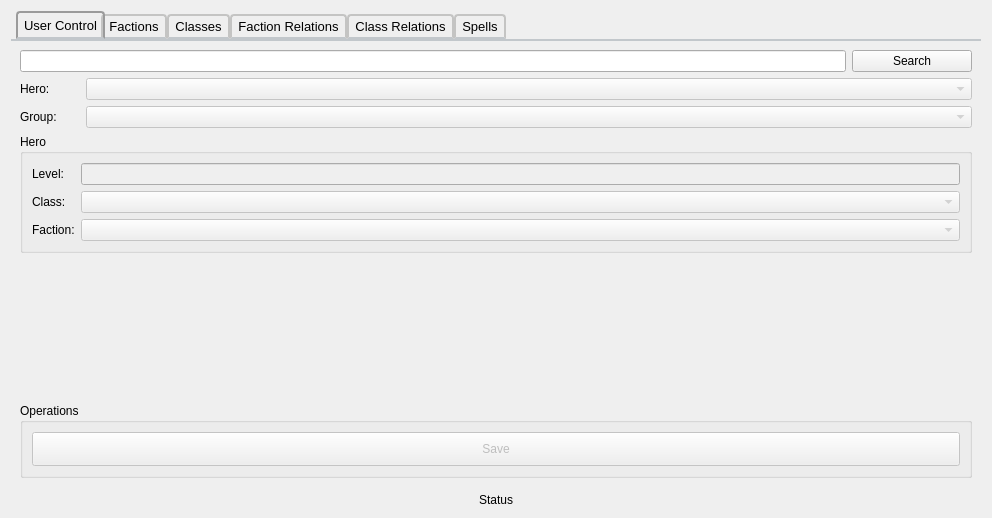
Above: admincontrolform.ui from SpaceWind/battle_progress_client before the change. Below: the same form after it.
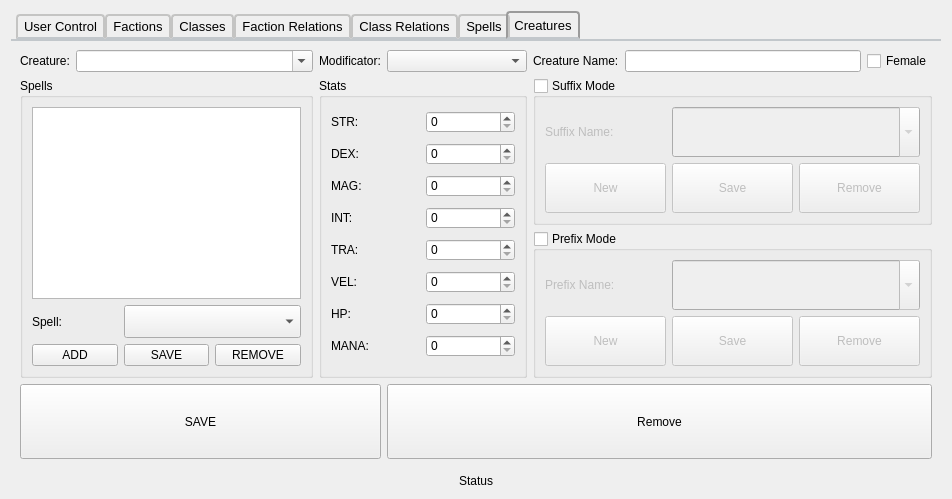
That is the form after the change. The open tabs and pages were chosen to show the change. Icons and pictures are not drawn.

Commit message: debugging spells and created empty form for creatures saving

What changed in the file:
```diff
--- a/admincontrolform.ui
+++ b/admincontrolform.ui
@@ -6,17 +6,25 @@
    <rect>
     <x>0</x>
     <y>0</y>
-    <width>992</width>
-    <height>518</height>
+    <width>952</width>
+    <height>499</height>
    </rect>
   </property>
   <property name="windowTitle">
    <string>Form</string>
   </property>
-  <layout class="QVBoxLayout" name="verticalLayout_2">
-   <item>
-    <layout class="QHBoxLayout" name="horizontalLayout">
-     <item>
+  <layout class="QGridLayout" name="gridLayout_11">
+   <item row="1" column="0">
+    <widget class="QLabel" name="status_label">
+     <property name="text">
+      <string>Status</string>
+     </property>
+     <property name="alignment">
+      <set>Qt::AlignCenter</set>
+     </property>
+    </widget>
+   </item>
+   <item row="0" column="0">
       <widget class="QTabWidget" name="tabWidget">
        <property name="font">
         <font>
@@ -1189,20 +1197,602 @@
            </property>
           </widget>
          </item>
-        </layout>
-       </widget>
-      </widget>
-     </item>
-    </layout>
-   </item>
-   <item>
-    <widget class="QLabel" name="status_label">
+       <item row="8" column="0">
+        <widget class="QPushButton" name="pushButton_19">
+         <property name="text">
+          <string>Save</string>
+         </property>
+         <property name="icon">
+          <iconset resource="main.qrc">
+           <normaloff>:/assets/save.png</normaloff>:/assets/save.png</iconset>
+         </property>
+         <property name="iconSize">
+          <size>
+           <width>48</width>
+           <height>48</height>
+          </size>
+         </property>
+        </widget>
+       </item>
+       <item row="8" column="1" colspan="2">
+        <widget class="QPushButton" name="pushButton_17">
+         <property name="text">
+          <string>Remove</string>
+         </property>
+         <property name="icon">
+          <iconset resource="main.qrc">
+           <normaloff>:/assets/delete.ico</normaloff>:/assets/delete.ico</iconset>
+         </property>
+         <property name="iconSize">
+          <size>
+           <width>48</width>
+           <height>48</height>
+          </size>
+         </property>
+        </widget>
+       </item>
+      </layout>
+     </widget>
+     <widget class="QWidget" name="tab_6">
+      <attribute name="title">
+       <string>Creatures</string>
+      </attribute>
+      <layout class="QGridLayout" name="gridLayout_10">
+       <item row="2" column="0" rowspan="2" colspan="2">
+        <widget class="QGroupBox" name="groupBox_9">
+         <property name="title">
+          <string>Spells</string>
+         </property>
+         <layout class="QGridLayout" name="gridLayout_12">
+          <item row="3" column="0">
+           <widget class="QPushButton" name="pushButton_20">
+            <property name="sizePolicy">
+             <sizepolicy hsizetype="Minimum" vsizetype="Preferred">
+              <horstretch>0</horstretch>
+              <verstretch>0</verstretch>
+             </sizepolicy>
+            </property>
+            <property name="text">
+             <string>ADD</string>
+            </property>
+            <property name="icon">
+             <iconset resource="main.qrc">
+              <normaloff>:/assets/create.png</normaloff>:/assets/create.png</iconset>
+            </property>
+            <property name="iconSize">
+             <size>
+              <width>48</width>
+              <height>48</height>
+             </size>
+            </property>
+           </widget>
+          </item>
+          <item row="1" column="0">
+           <widget class="QLabel" name="label_36">
+            <property name="text">
+             <string>Spell:</string>
+            </property>
+           </widget>
+          </item>
+          <item row="3" column="1">
+           <widget class="QPushButton" name="pushButton_21">
+            <property name="sizePolicy">
+             <sizepolicy hsizetype="Minimum" vsizetype="Expanding">
+              <horstretch>0</horstretch>
+              <verstretch>0</verstretch>
+             </sizepolicy>
+            </property>
+            <property name="text">
+             <string>SAVE</string>
+            </property>
+            <property name="icon">
+             <iconset resource="main.qrc">
+              <normaloff>:/assets/save.png</normaloff>:/assets/save.png</iconset>
+            </property>
+            <property name="iconSize">
+             <size>
+              <width>48</width>
+              <height>48</height>
+             </size>
+            </property>
+           </widget>
+          </item>
+          <item row="3" column="2">
+           <widget class="QPushButton" name="pushButton_22">
+            <property name="sizePolicy">
+             <sizepolicy hsizetype="Minimum" vsizetype="Expanding">
+              <horstretch>0</horstretch>
+              <verstretch>0</verstretch>
+             </sizepolicy>
+            </property>
+            <property name="text">
+             <string>REMOVE</string>
+            </property>
+            <property name="icon">
+             <iconset resource="main.qrc">
+              <normaloff>:/assets/delete.ico</normaloff>:/assets/delete.ico</iconset>
+            </property>
+            <property name="iconSize">
+             <size>
+              <width>48</width>
+              <height>48</height>
+             </size>
+            </property>
+           </widget>
+          </item>
+          <item row="0" column="0" colspan="3">
+           <widget class="QListWidget" name="listWidget"/>
+          </item>
+          <item row="1" column="1" colspan="2">
+           <widget class="QComboBox" name="comboBox_3">
+            <property name="sizePolicy">
+             <sizepolicy hsizetype="Preferred" vsizetype="Expanding">
+              <horstretch>0</horstretch>
+              <verstretch>0</verstretch>
+             </sizepolicy>
+            </property>
+            <property name="font">
+             <font>
+              <pointsize>16</pointsize>
+             </font>
+            </property>
+           </widget>
+          </item>
+         </layout>
+        </widget>
+       </item>
+       <item row="0" column="4">
+        <widget class="QLabel" name="label_47">
+         <property name="frameShadow">
+          <enum>QFrame::Raised</enum>
+         </property>
+         <property name="lineWidth">
+          <number>2</number>
+         </property>
      <property name="text">
-      <string>Status</string>
-     </property>
-     <property name="alignment">
-      <set>Qt::AlignCenter</set>
-     </property>
+          <string>Creature Name:</string>
+         </property>
+        </widget>
+       </item>
+       <item row="0" column="1">
+        <widget class="QComboBox" name="comboBox">
+         <property name="sizePolicy">
+          <sizepolicy hsizetype="Expanding" vsizetype="Fixed">
+           <horstretch>0</horstretch>
+           <verstretch>0</verstretch>
+          </sizepolicy>
+         </property>
+         <property name="editable">
+          <bool>true</bool>
+         </property>
+        </widget>
+       </item>
+       <item row="0" column="0">
+        <widget class="QLabel" name="label_34">
+         <property name="sizePolicy">
+          <sizepolicy hsizetype="Minimum" vsizetype="Preferred">
+           <horstretch>0</horstretch>
+           <verstretch>0</verstretch>
+          </sizepolicy>
+         </property>
+         <property name="text">
+          <string>Creature:</string>
+         </property>
+        </widget>
+       </item>
+       <item row="0" column="5">
+        <widget class="QLineEdit" name="lineEdit_2">
+         <property name="sizePolicy">
+          <sizepolicy hsizetype="Expanding" vsizetype="Fixed">
+           <horstretch>0</horstretch>
+           <verstretch>0</verstretch>
+          </sizepolicy>
+         </property>
+        </widget>
+       </item>
+       <item row="0" column="2">
+        <widget class="QLabel" name="label_35">
+         <property name="text">
+          <string>Modificator:</string>
+         </property>
+        </widget>
+       </item>
+       <item row="2" column="2" rowspan="2" colspan="2">
+        <widget class="QGroupBox" name="groupBox_10">
+         <property name="sizePolicy">
+          <sizepolicy hsizetype="Preferred" vsizetype="Preferred">
+           <horstretch>0</horstretch>
+           <verstretch>0</verstretch>
+          </sizepolicy>
+         </property>
+         <property name="title">
+          <string>Stats</string>
+         </property>
+         <layout class="QGridLayout" name="gridLayout_13">
+          <item row="6" column="0">
+           <widget class="QLabel" name="label_43">
+            <property name="text">
+             <string>HP:</string>
+            </property>
+           </widget>
+          </item>
+          <item row="5" column="0">
+           <widget class="QLabel" name="label_42">
+            <property name="text">
+             <string>VEL:</string>
+            </property>
+           </widget>
+          </item>
+          <item row="5" column="1">
+           <widget class="QSpinBox" name="spinBox_6"/>
+          </item>
+          <item row="6" column="1">
+           <widget class="QSpinBox" name="spinBox_7"/>
+          </item>
+          <item row="0" column="0">
+           <widget class="QLabel" name="label_37">
+            <property name="text">
+             <string>STR:</string>
+            </property>
+           </widget>
+          </item>
+          <item row="0" column="1">
+           <widget class="QSpinBox" name="spinBox"/>
+          </item>
+          <item row="1" column="0">
+           <widget class="QLabel" name="label_38">
+            <property name="text">
+             <string>DEX:</string>
+            </property>
+           </widget>
+          </item>
+          <item row="1" column="1">
+           <widget class="QSpinBox" name="spinBox_2"/>
+          </item>
+          <item row="2" column="0">
+           <widget class="QLabel" name="label_39">
+            <property name="text">
+             <string>MAG:</string>
+            </property>
+           </widget>
+          </item>
+          <item row="2" column="1">
+           <widget class="QSpinBox" name="spinBox_3"/>
+          </item>
+          <item row="3" column="0">
+           <widget class="QLabel" name="label_40">
+            <property name="text">
+             <string>INT:</string>
+            </property>
+           </widget>
+          </item>
+          <item row="3" column="1">
+           <widget class="QSpinBox" name="spinBox_4"/>
+          </item>
+          <item row="4" column="0">
+           <widget class="QLabel" name="label_41">
+            <property name="text">
+             <string>TRA:</string>
+            </property>
+           </widget>
+          </item>
+          <item row="4" column="1">
+           <widget class="QSpinBox" name="spinBox_5"/>
+          </item>
+          <item row="7" column="0">
+           <widget class="QLabel" name="label_44">
+            <property name="text">
+             <string>MANA:</string>
+            </property>
+           </widget>
+          </item>
+          <item row="7" column="1">
+           <widget class="QSpinBox" name="spinBox_8"/>
+          </item>
+         </layout>
+        </widget>
+       </item>
+       <item row="0" column="3">
+        <widget class="QComboBox" name="comboBox_2">
+         <property name="sizePolicy">
+          <sizepolicy hsizetype="Preferred" vsizetype="Fixed">
+           <horstretch>0</horstretch>
+           <verstretch>0</verstretch>
+          </sizepolicy>
+         </property>
+         <property name="minimumSize">
+          <size>
+           <width>140</width>
+           <height>0</height>
+          </size>
+         </property>
+        </widget>
+       </item>
+       <item row="0" column="6">
+        <widget class="QCheckBox" name="checkBox">
+         <property name="text">
+          <string>Female</string>
+         </property>
+        </widget>
+       </item>
+       <item row="2" column="4" colspan="3">
+        <widget class="QGroupBox" name="groupBox_11">
+         <property name="sizePolicy">
+          <sizepolicy hsizetype="Preferred" vsizetype="Expanding">
+           <horstretch>0</horstretch>
+           <verstretch>0</verstretch>
+          </sizepolicy>
+         </property>
+         <property name="title">
+          <string>Suffix Mode</string>
+         </property>
+         <property name="checkable">
+          <bool>true</bool>
+         </property>
+         <property name="checked">
+          <bool>false</bool>
+         </property>
+         <layout class="QGridLayout" name="gridLayout_14">
+          <item row="0" column="0">
+           <widget class="QLabel" name="label_45">
+            <property name="text">
+             <string>Suffix Name: </string>
+            </property>
+           </widget>
+          </item>
+          <item row="1" column="0">
+           <widget class="QPushButton" name="pushButton_23">
+            <property name="sizePolicy">
+             <sizepolicy hsizetype="Minimum" vsizetype="Preferred">
+              <horstretch>0</horstretch>
+              <verstretch>0</verstretch>
+             </sizepolicy>
+            </property>
+            <property name="text">
+             <string>New</string>
+            </property>
+            <property name="icon">
+             <iconset resource="main.qrc">
+              <normaloff>:/assets/create.png</normaloff>:/assets/create.png</iconset>
+            </property>
+            <property name="iconSize">
+             <size>
+              <width>48</width>
+              <height>48</height>
+             </size>
+            </property>
+           </widget>
+          </item>
+          <item row="1" column="1">
+           <widget class="QPushButton" name="pushButton_24">
+            <property name="sizePolicy">
+             <sizepolicy hsizetype="Minimum" vsizetype="Preferred">
+              <horstretch>0</horstretch>
+              <verstretch>0</verstretch>
+             </sizepolicy>
+            </property>
+            <property name="text">
+             <string>Save</string>
+            </property>
+            <property name="icon">
+             <iconset resource="main.qrc">
+              <normaloff>:/assets/save.png</normaloff>:/assets/save.png</iconset>
+            </property>
+            <property name="iconSize">
+             <size>
+              <width>48</width>
+              <height>48</height>
+             </size>
+            </property>
+           </widget>
+          </item>
+          <item row="1" column="2">
+           <widget class="QPushButton" name="pushButton_25">
+            <property name="sizePolicy">
+             <sizepolicy hsizetype="Minimum" vsizetype="Preferred">
+              <horstretch>0</horstretch>
+              <verstretch>0</verstretch>
+             </sizepolicy>
+            </property>
+            <property name="text">
+             <string>Remove</string>
+            </property>
+            <property name="icon">
+             <iconset resource="main.qrc">
+              <normaloff>:/assets/delete.ico</normaloff>:/assets/delete.ico</iconset>
+            </property>
+            <property name="iconSize">
+             <size>
+              <width>48</width>
+              <height>48</height>
+             </size>
+            </property>
+           </widget>
+          </item>
+          <item row="0" column="1" colspan="2">
+           <widget class="QComboBox" name="comboBox_4">
+            <property name="sizePolicy">
+             <sizepolicy hsizetype="Preferred" vsizetype="Preferred">
+              <horstretch>0</horstretch>
+              <verstretch>0</verstretch>
+             </sizepolicy>
+            </property>
+            <property name="font">
+             <font>
+              <pointsize>16</pointsize>
+             </font>
+            </property>
+            <property name="editable">
+             <bool>true</bool>
+            </property>
+           </widget>
+          </item>
+         </layout>
+        </widget>
+       </item>
+       <item row="3" column="4" colspan="3">
+        <widget class="QGroupBox" name="groupBox_12">
+         <property name="sizePolicy">
+          <sizepolicy hsizetype="Preferred" vsizetype="Expanding">
+           <horstretch>0</horstretch>
+           <verstretch>0</verstretch>
+          </sizepolicy>
+         </property>
+         <property name="title">
+          <string>Prefix Mode</string>
+         </property>
+         <property name="checkable">
+          <bool>true</bool>
+         </property>
+         <property name="checked">
+          <bool>false</bool>
+         </property>
+         <layout class="QGridLayout" name="gridLayout_15">
+          <item row="1" column="1">
+           <widget class="QPushButton" name="pushButton_27">
+            <property name="sizePolicy">
+             <sizepolicy hsizetype="Minimum" vsizetype="Preferred">
+              <horstretch>0</horstretch>
+              <verstretch>0</verstretch>
+             </sizepolicy>
+            </property>
+            <property name="text">
+             <string>Save</string>
+            </property>
+            <property name="icon">
+             <iconset resource="main.qrc">
+              <normaloff>:/assets/save.png</normaloff>:/assets/save.png</iconset>
+            </property>
+            <property name="iconSize">
+             <size>
+              <width>48</width>
+              <height>48</height>
+             </size>
+            </property>
+           </widget>
+          </item>
+          <item row="1" column="0">
+           <widget class="QPushButton" name="pushButton_26">
+            <property name="sizePolicy">
+             <sizepolicy hsizetype="Minimum" vsizetype="Preferred">
+              <horstretch>0</horstretch>
+              <verstretch>0</verstretch>
+             </sizepolicy>
+            </property>
+            <property name="text">
+             <string>New</string>
+            </property>
+            <property name="icon">
+             <iconset resource="main.qrc">
+              <normaloff>:/assets/create.png</normaloff>:/assets/create.png</iconset>
+            </property>
+            <property name="iconSize">
+             <size>
+              <width>48</width>
+              <height>48</height>
+             </size>
+            </property>
+           </widget>
+          </item>
+          <item row="0" column="0">
+           <widget class="QLabel" name="label_46">
+            <property name="text">
+             <string>Prefix Name:</string>
+            </property>
+           </widget>
+          </item>
+          <item row="1" column="2">
+           <widget class="QPushButton" name="pushButton_28">
+            <property name="sizePolicy">
+             <sizepolicy hsizetype="Minimum" vsizetype="Preferred">
+              <horstretch>0</horstretch>
+              <verstretch>0</verstretch>
+             </sizepolicy>
+            </property>
+            <property name="text">
+             <string>Remove</string>
+            </property>
+            <property name="icon">
+             <iconset resource="main.qrc">
+              <normaloff>:/assets/delete.ico</normaloff>:/assets/delete.ico</iconset>
+            </property>
+            <property name="iconSize">
+             <size>
+              <width>48</width>
+              <height>48</height>
+             </size>
+            </property>
+           </widget>
+          </item>
+          <item row="0" column="1" colspan="2">
+           <widget class="QComboBox" name="comboBox_5">
+            <property name="sizePolicy">
+             <sizepolicy hsizetype="Preferred" vsizetype="Preferred">
+              <horstretch>0</horstretch>
+              <verstretch>0</verstretch>
+             </sizepolicy>
+            </property>
+            <property name="font">
+             <font>
+              <pointsize>16</pointsize>
+             </font>
+            </property>
+            <property name="editable">
+             <bool>true</bool>
+            </property>
+           </widget>
+          </item>
+         </layout>
+        </widget>
+       </item>
+       <item row="4" column="3" colspan="4">
+        <widget class="QPushButton" name="pushButton_30">
+         <property name="sizePolicy">
+          <sizepolicy hsizetype="Minimum" vsizetype="Expanding">
+           <horstretch>0</horstretch>
+           <verstretch>0</verstretch>
+          </sizepolicy>
+         </property>
+         <property name="text">
+          <string>Remove</string>
+         </property>
+         <property name="icon">
+          <iconset resource="main.qrc">
+           <normaloff>:/assets/delete.ico</normaloff>:/assets/delete.ico</iconset>
+         </property>
+         <property name="iconSize">
+          <size>
+           <width>48</width>
+           <height>48</height>
+          </size>
+         </property>
+        </widget>
+       </item>
+       <item row="4" column="0" colspan="3">
+        <widget class="QPushButton" name="pushButton_29">
+         <property name="sizePolicy">
+          <sizepolicy hsizetype="Expanding" vsizetype="Expanding">
+           <horstretch>0</horstretch>
+           <verstretch>0</verstretch>
+          </sizepolicy>
+         </property>
+         <property name="text">
+          <string>SAVE</string>
+         </property>
+         <property name="icon">
+          <iconset resource="main.qrc">
+           <normaloff>:/assets/save.png</normaloff>:/assets/save.png</iconset>
+         </property>
+         <property name="iconSize">
+          <size>
+           <width>48</width>
+           <height>48</height>
+          </size>
+         </property>
+        </widget>
+       </item>
+      </layout>
+     </widget>
     </widget>
    </item>
   </layout>
```
Left out of the diff: 199 changed lines with no effect on the pictures. Lines whose indentation alone changed are shown as unchanged. The commit also changes 8 other files.
